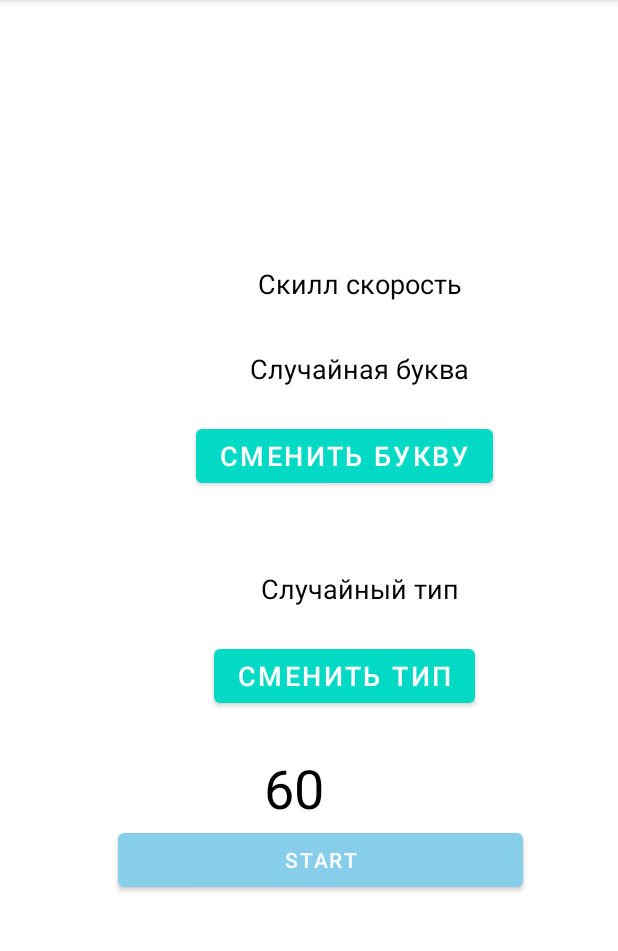
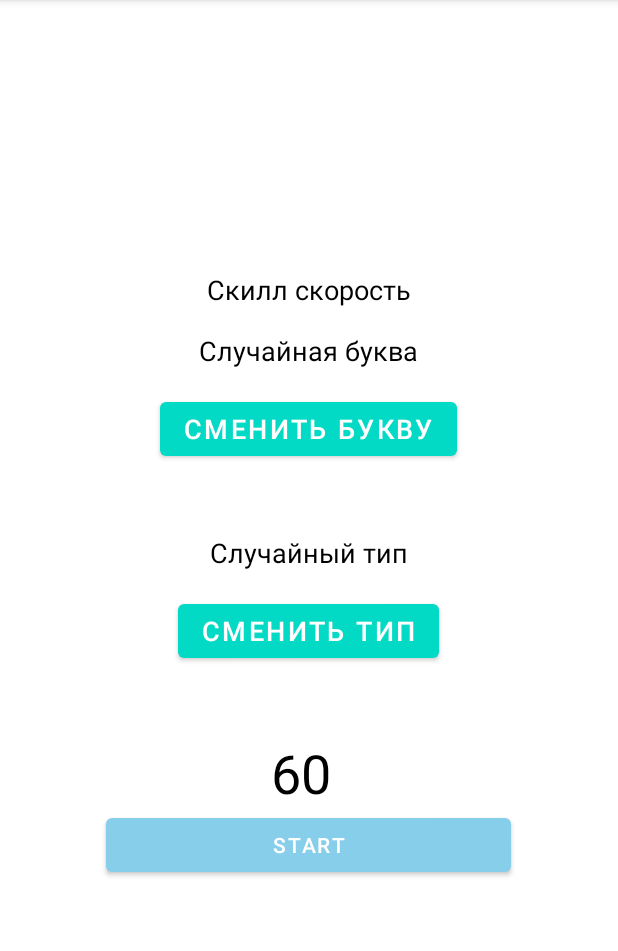
Before and after one commit to Vacheslav676/Random_Letter_2, an Android app: the words20seconds screen opened directly, with no data from a screen before it, on a phone screen of 412 x 824 dp, the part 84-1035 px from its top. Run offline under Robolectric (Android 15) with nearby library versions, the phone set to English and light mode, and no system bars.

Commit message:
Стабильная версия

```diff
--- a/app/src/main/res/layout/activity_words20seconds.xml
+++ b/app/src/main/res/layout/activity_words20seconds.xml
@@ -9,7 +9,6 @@
     <LinearLayout
         android:layout_width="match_parent"
         android:layout_height="match_parent"
-        android:layout_marginStart="16dp"
         android:navigationBarColor="@android:color/white"
         android:orientation="vertical"
         android:gravity="center"
@@ -21,9 +20,7 @@
             android:id="@+id/title1_text_view"
             android:layout_width="wrap_content"
             android:layout_height="wrap_content"
-            android:layout_marginLeft="26dp"
-            android:layout_marginTop="6dp"
-            android:layout_marginBottom="6dp"
+            android:layout_marginBottom="16dp"
             android:background="@color/white"
             android:text="Скилл скорость"
             android:textColor="@color/black"
@@ -37,9 +34,7 @@
             android:id="@+id/letter_text_view"
             android:layout_width="wrap_content"
             android:layout_height="wrap_content"
-            android:layout_marginLeft="26dp"
-            android:layout_marginTop="26dp"
-            android:layout_marginBottom="6dp"
+            android:layout_marginBottom="16dp"
             android:background="@color/white"
             android:text="Случайная буква"
             android:textColor="@color/black"
@@ -53,9 +48,7 @@
             android:id="@+id/button1"
             android:layout_width="wrap_content"
             android:layout_height="wrap_content"
-            android:layout_marginLeft="16dp"
-            android:layout_marginTop="16dp"
-            android:layout_marginBottom="26dp"
+            android:layout_marginBottom="46dp"
             android:onClick="submitOrder"
             android:text="Сменить букву"
             android:textSize="18sp"
@@ -66,9 +59,7 @@
             android:id="@+id/type1_text_view"
             android:layout_width="wrap_content"
             android:layout_height="wrap_content"
-            android:layout_marginLeft="26dp"
-            android:layout_marginTop="26dp"
-            android:layout_marginBottom="6dp"
+            android:layout_marginBottom="16dp"
             android:background="@color/white"
             android:text="Случайный тип"
             android:textColor="@color/black"
@@ -82,9 +73,7 @@
             android:id="@+id/button2"
             android:layout_width="wrap_content"
             android:layout_height="wrap_content"
-            android:layout_marginLeft="16dp"
-            android:layout_marginTop="16dp"
-            android:layout_marginBottom="26dp"
+            android:layout_marginBottom="46dp"
             android:onClick="submitOrder2"
             android:text="Сменить тип"
             android:textSize="18sp"
@@ -93,7 +82,7 @@
 
         <EditText
             android:id="@+id/txtSeconds"
-            android:layout_width="76dp"
+            android:layout_width="50dp"
             android:layout_height="wrap_content"
             android:background="@color/white"
             android:ems="10"
```
Also changed, not shown: app/src/main/res/layout/activity_category_and2_letters.xml (+6 -11 lines).
